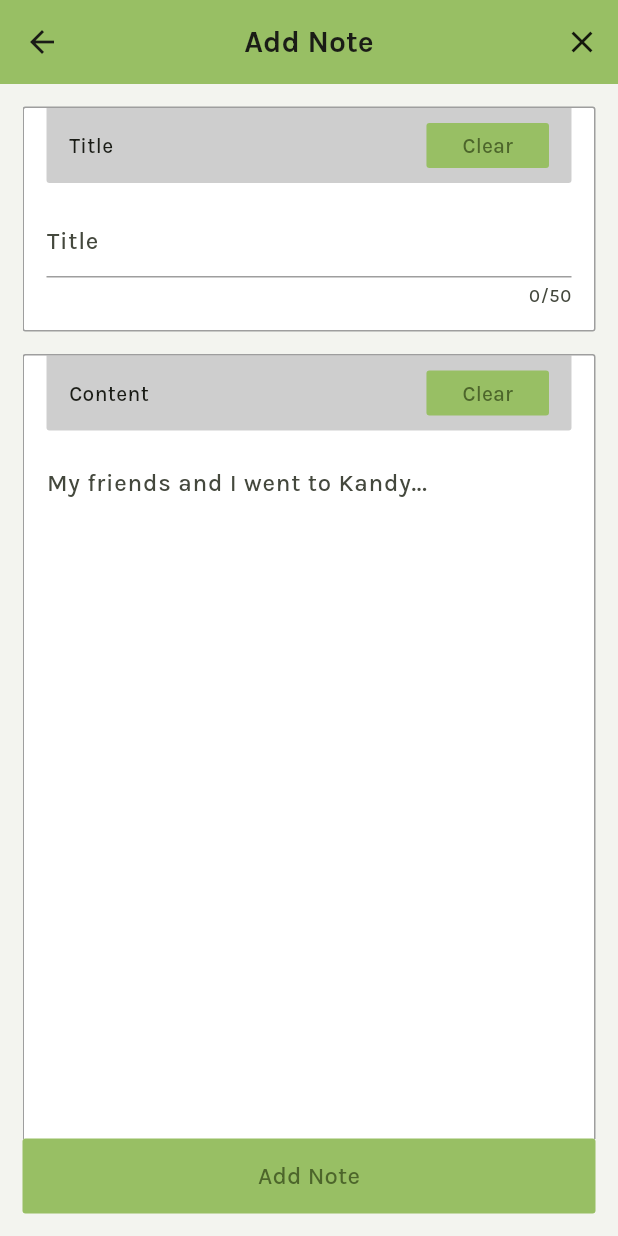
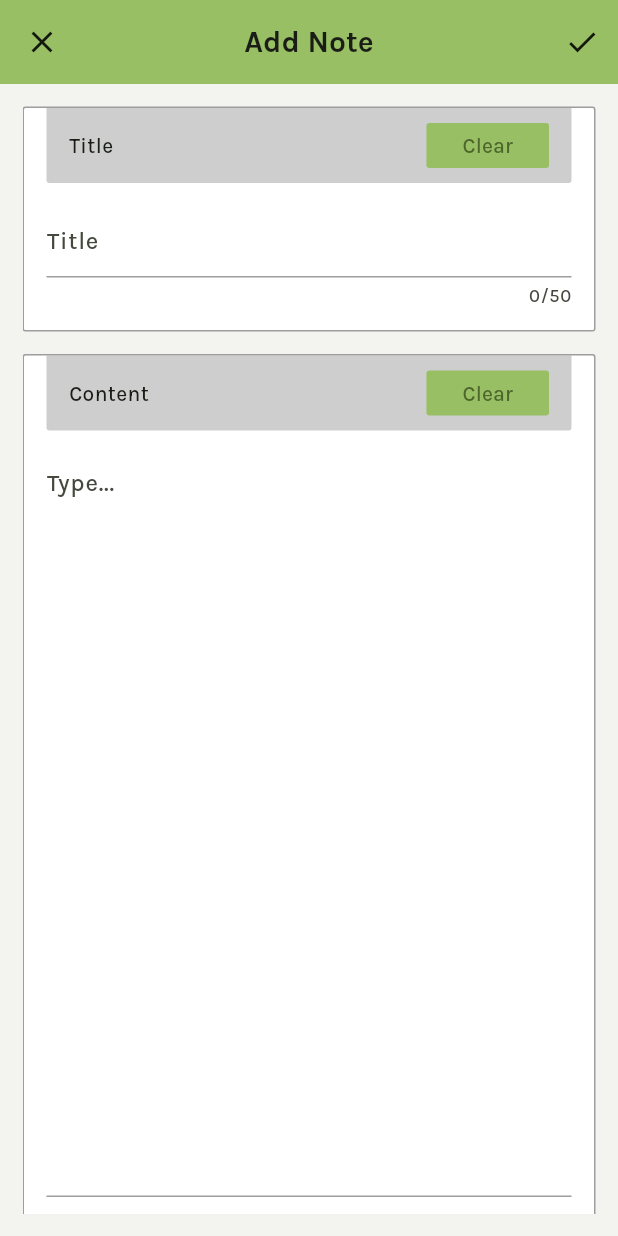
Before and after one commit to ThaveeshaDheerasekera/circle, a Flutter app: the screen it shows once a user with an empty profile is signed in, after a tap on "Add Note", on a phone screen of 412 x 824 dp. Run offline on Flutter 3.47's test engine with Material 2 defaults, Android fonts, the phone set to English and light mode, and no system bars; our stand-ins replace cloud_firestore, firebase_auth, firebase_core, fluentui_system_icons, photo_view; accounts and stored records are empty.

Commit message:
UI updates in home_screen, notes_screen and manipulate_notes_screen

```diff
--- a/circle/lib/screens/home_screen.dart
+++ b/circle/lib/screens/home_screen.dart
@@ -21,46 +21,35 @@ class _HomeScreenState extends State<HomeScreen> {
 
   @override
   Widget build(BuildContext context) {
-    return Padding(
-      padding: const EdgeInsets.only(bottom: 15),
-      child: Stack(
-        alignment: Alignment.bottomCenter,
+    return Stack(
       children: [
         Consumer<NotesRepository>(builder: (context, ref, child) {
-            return RefreshIndicator(
-              onRefresh: () async {
-                await ref.fetchNoteList();
-              },
-              child: Padding(
-                // Adding a bottom padding to
-                // get the list items above the button
-                padding: const EdgeInsets.only(bottom: 50),
-                child: ref.getNotes.length != 0
+          return ref.getNotes.length != 0
               ? ListView.builder(
                   padding: EdgeInsets.zero,
                   itemCount: ref.getNotes.length,
-                        physics: AlwaysScrollableScrollPhysics(),
+                  physics: BouncingScrollPhysics(),
                   itemBuilder: (BuildContext context, int index) {
                     return Container(
                       margin: EdgeInsets.only(
                           top: 15,
                           // Checking for the last item of the list
                           // adding padding (15) only to the last item on the list
-                                bottom:
-                                    index != ref.getNotes.length - 1 ? 0 : 15),
+                          bottom: index != ref.getNotes.length - 1 ? 0 : 80),
                       child: NoteWidget(note: ref.getNotes[index]),
                     );
                   },
                 )
               : Center(
                   child: Text('No Entries yet...'),
-                      ),
-              ),
                 );
         }),
         // Position the 'Add Entry' button
         // on the bottom of the page
         Positioned(
+          right: 0,
+          left: 0,
+          bottom: 15,
           child: ElevatedButtonWidget(
             child: Text(
               'Add Note',
@@ -72,9 +61,6 @@ class _HomeScreenState extends State<HomeScreen> {
             height: 50,
             borderRadius: 2,
             onPressed: () {
-                // Provider.of<NotesRepository>(context, listen: false)
-                //     .createNote();
-                // print('----- Add Note Executed ----');
               // Navigate to AddEntryScreen
               Navigator.push(
                 context,
@@ -86,7 +72,6 @@ class _HomeScreenState extends State<HomeScreen> {
           ),
         ),
       ],
-      ),
     );
   }
 }
--- a/circle/lib/screens/manipulate_entry_screen.dart
+++ b/circle/lib/screens/manipulate_entry_screen.dart
@@ -7,6 +7,7 @@ import 'package:circle/widget/global_widgets/elevated_button_widget.dart';
 import 'package:circle/widget/global_widgets/text_field_widget.dart';
 import 'package:circle/widget/global_widgets/title_widget.dart';
 import 'package:flutter/material.dart';
+import 'package:intl/intl.dart';
 import 'package:provider/provider.dart';
 
 class ManipulateEntryScreen extends StatefulWidget {
@@ -114,16 +115,26 @@ class _ManipulateEntryScreenState extends State<ManipulateEntryScreen> {
       child: Scaffold(
         appBar: AppBar(
           title: Text(
-            widget.note == null ? 'Add Note' : 'Update Note',
+            widget.note == null
+                ? 'Add Note'
+                : DateFormat('dd-MMM-yyyy | HH:mm:ss')
+                    .format(widget.note!.created_at),
             style: TextStyle(fontSize: 20),
           ),
           centerTitle: true,
           backgroundColor: CustomColors.olive,
-          actions: [
-            IconButton(
+          leading: IconButton(
             onPressed: () => Navigator.pop(context),
             icon: Icon(
               Icons.close,
+              color: Colors.black87,
+            ),
+          ),
+          actions: [
+            IconButton(
+              onPressed: onSubmit,
+              icon: Icon(
+                Icons.done,
                 color: Colors.black87,
               ),
             ),
@@ -134,10 +145,7 @@ class _ManipulateEntryScreenState extends State<ManipulateEntryScreen> {
           width: double.infinity,
           color: CustomColors.background,
           padding: EdgeInsets.fromLTRB(15, 0, 15, 15),
-          child: Stack(
-            children: [
-              Container(
-                padding: const EdgeInsets.only(bottom: 50),
+          child: Container(
             child: SingleChildScrollView(
               physics: BouncingScrollPhysics(),
               child: Container(
@@ -152,7 +160,13 @@ class _ManipulateEntryScreenState extends State<ManipulateEntryScreen> {
                           width: 50,
                           height: 30,
                           borderRadius: 2,
-                              onPressed: () => _titleController.clear(),
+                          onPressed: () => _showModalBottomSheet(
+                            context,
+                            onPressed: () {
+                              _titleController.clear();
+                              Navigator.of(context).pop();
+                            },
+                          ),
                         ),
                       ],
                       child: TextFieldWidget(
@@ -172,39 +186,27 @@ class _ManipulateEntryScreenState extends State<ManipulateEntryScreen> {
                           width: 50,
                           height: 30,
                           borderRadius: 2,
-                              onPressed: () => _contentController.clear(),
+                          onPressed: () => _showModalBottomSheet(
+                            context,
+                            onPressed: () {
+                              _contentController.clear();
+                              Navigator.of(context).pop();
+                            },
+                          ),
                         ),
                       ],
                       child: TextFieldWidget(
                         maxLines: 20,
-                            hintText: 'My friends and I went to Kandy...',
+                        hintText: 'Type...',
                         controller: _contentController,
                         keyboardType: TextInputType.multiline,
                         textCapitalization: TextCapitalization.sentences,
                       ),
                     ),
-                        const SizedBox(height: 15),
                   ],
                 ),
               ),
             ),
-              ),
-              Positioned(
-                bottom: 0,
-                left: 0,
-                right: 0,
-                child: ElevatedButtonWidget(
-                  child: Text(
-                    widget.note == null ? 'Add Note' : 'Update Note',
-                    style: TextStyle(fontSize: 16),
-                  ),
-                  width: 100,
-                  height: 50,
-                  borderRadius: 2,
-                  onPressed: onSubmit,
-                ),
-              ),
-            ],
           ),
         ),
       ),
@@ -217,6 +219,38 @@ class _ManipulateEntryScreenState extends State<ManipulateEntryScreen> {
         content: Text(message),
         duration: Duration(seconds: 2),
       ),
+    );
+  }
+
+  void _showModalBottomSheet(BuildContext context,
+      {required VoidCallback onPressed}) {
+    showModalBottomSheet(
+      context: context,
+      shape: RoundedRectangleBorder(borderRadius: BorderRadius.circular(2)),
+      builder: (context) {
+        return Container(
+          padding: EdgeInsets.symmetric(horizontal: 15),
+          child: Row(
+            mainAxisAlignment: MainAxisAlignment.spaceBetween,
+            children: [
+              Text('Are you sure?'),
+              Row(
+                children: [
+                  TextButton(
+                    onPressed: onPressed,
+                    child: Text('Yes'),
+                  ),
+                  TextButton(
+                    onPressed: () => Navigator.of(context).pop(),
+                    child: Text('No'),
+                    autofocus: true,
+                  ),
+                ],
+              ),
+            ],
+          ),
+        );
+      },
     );
   }
 }
```
Also changed, not shown: circle/lib/screens/favorite_screen.dart (+5 -14 lines), circle/lib/widget/home_screen_widgets/note_widget.dart (+40 -4 lines). Lines whose indentation alone changed are shown as unchanged.
